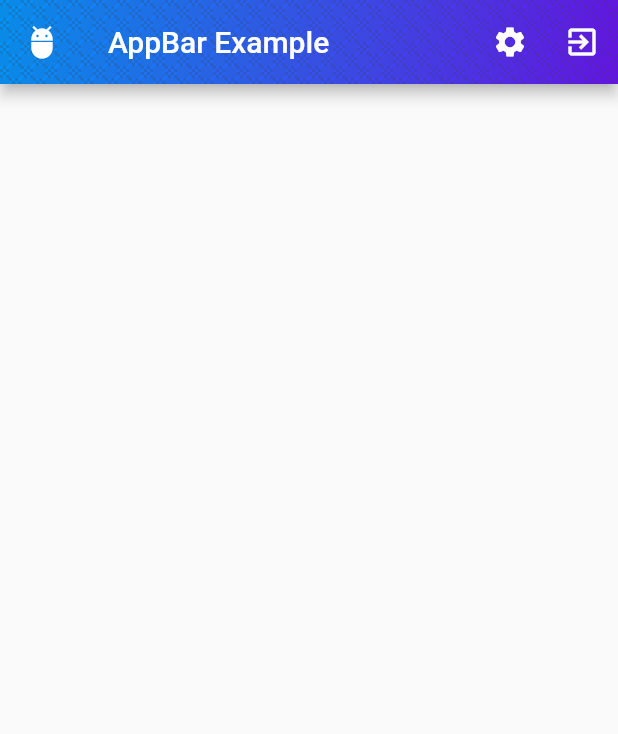
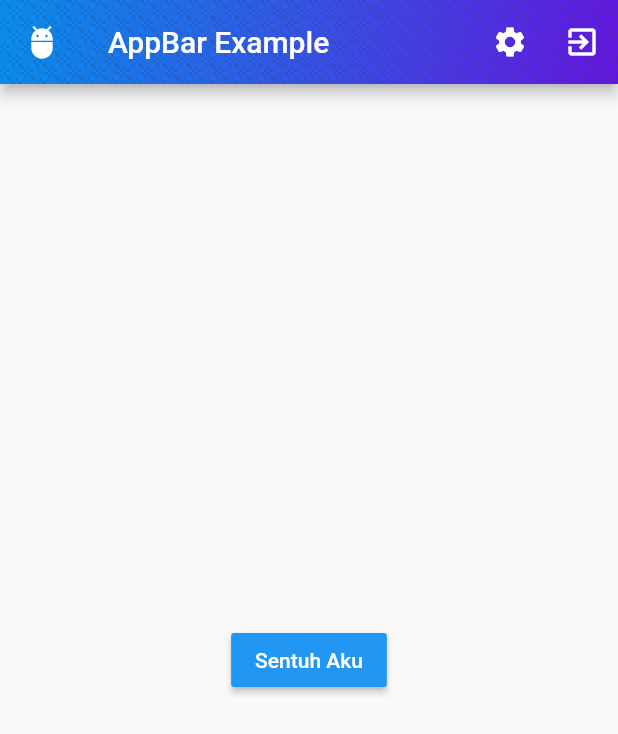
Before and after one commit to alimasudd/flutter-learn, a Flutter app: the screen it shows after launch, on a phone screen of 412 x 824 dp. Shown: the top 734 px of the screen. Run offline on Flutter 3.47's test engine with Material 2 defaults, Android fonts, the phone set to English and light mode, and no system bars.

Commit message:
appbar gradasi, iconButton, Icon

```diff
--- a/lib/appbar_gradasi.dart
+++ b/lib/appbar_gradasi.dart
@@ -8,6 +8,9 @@ class AppBarGradasi extends StatefulWidget {
 
 class _AppBarGradasiState extends State<AppBarGradasi> {
   @override
+
+  String textMe = "Sentuh Aku";
+
   Widget build(BuildContext context) {
     return MaterialApp(
       home: Scaffold(
@@ -39,8 +42,17 @@ class _AppBarGradasiState extends State<AppBarGradasi> {
                 image: DecorationImage(
                     image: AssetImage("images/pattern.png"),
                     fit: BoxFit.none,
-                    repeat: ImageRepeat.repeat)
-            ),
+                    repeat: ImageRepeat.repeat)),
+          ),
+        ),
+        body: Center(
+          child: RaisedButton(
+            child: Text(textMe),
+            color: Colors.blue,
+            textColor: Colors.white,
+            onPressed: (){setState(() {
+              textMe = "Yessss";
+            });},
           ),
         ),
       ),
```
